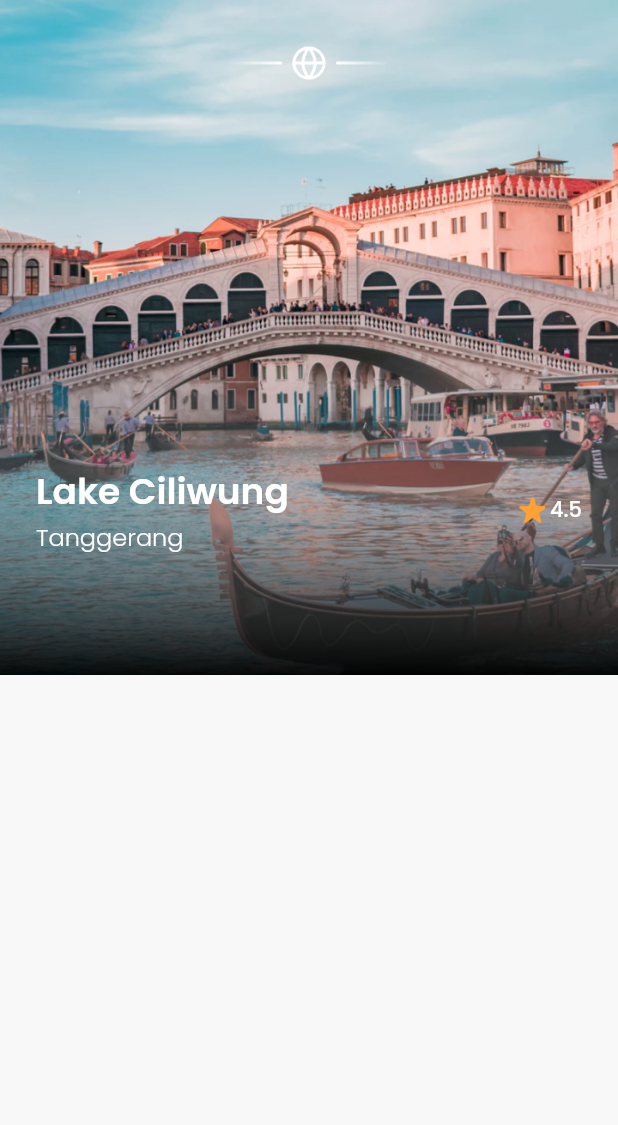
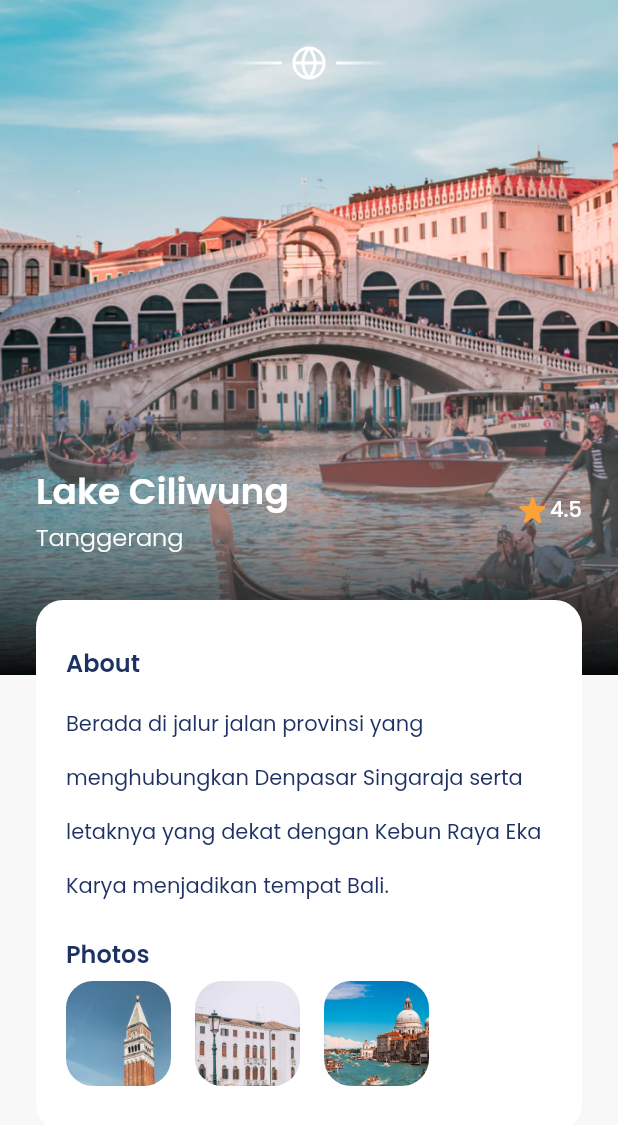
Before and after one commit to saydinaambiya/easyways_app, a Flutter app: the DetailPage screen opened by its route, on a phone screen of 412 x 824 dp. Shown: the top 1125 px of the screen. Run offline on Flutter 3.47's test engine with Material 2 defaults, Android fonts, the phone set to English and light mode, and no system bars; our stand-ins replace google_fonts.

Commit message:
add about and photos to detail page

```diff
--- a/lib/ui/pages/detail_page.dart
+++ b/lib/ui/pages/detail_page.dart
@@ -1,4 +1,5 @@
 import 'package:easyplane_app/shared/theme.dart';
+import 'package:easyplane_app/ui/widgets/photo_item.dart';
 import 'package:flutter/material.dart';
 
 class DetailPage extends StatelessWidget {
@@ -106,6 +107,56 @@ class DetailPage extends StatelessWidget {
                 ],
               ),
             ),
+            // NOTE : DESC
+            Container(
+              width: double.infinity,
+              margin: const EdgeInsets.only(top: 30),
+              padding: const EdgeInsets.symmetric(
+                horizontal: 20,
+                vertical: 30,
+              ),
+              decoration: BoxDecoration(
+                color: whiteColor,
+                borderRadius: BorderRadius.circular(18),
+              ),
+              child: Column(
+                crossAxisAlignment: CrossAxisAlignment.start,
+                children: [
+                  // NOTE : ABOUT
+                  Text(
+                    'About',
+                    style: navyText.copyWith(
+                      fontSize: 16,
+                      fontWeight: semiBold,
+                    ),
+                  ),
+                  const SizedBox(height: 6),
+                  Text(
+                    'Berada di jalur jalan provinsi yang menghubungkan Denpasar Singaraja serta letaknya yang dekat dengan Kebun Raya Eka Karya menjadikan tempat Bali.',
+                    style: navyText.copyWith(
+                      height: 2.6,
+                    ),
+                  ),
+                  // NOTE : PHOTOS
+                  const SizedBox(height: 20),
+                  Text(
+                    'Photos',
+                    style: navyText.copyWith(
+                      fontSize: 16,
+                      fontWeight: semiBold,
+                    ),
+                  ),
+                  const SizedBox(height: 6),
+                  Row(
+                    children: [
+                      PhotoItem(imageUrl: 'assets/images/photos1_ciliwung.png'),
+                      PhotoItem(imageUrl: 'assets/images/photos2_ciliwung.png'),
+                      PhotoItem(imageUrl: 'assets/images/photos3_ciliwung.png'),
+                    ],
+                  ),
+                ],
+              ),
+            ),
           ],
         ),
       );
--- /dev/null
+++ b/lib/ui/widgets/photo_item.dart
@@ -0,0 +1,25 @@
+import 'package:flutter/material.dart';
+
+class PhotoItem extends StatelessWidget {
+  final String imageUrl;
+
+  const PhotoItem({Key? key, required this.imageUrl}) : super(key: key);
+
+  @override
+  Widget build(BuildContext context) {
+    return Container(
+      width: 70,
+      height: 70,
+      margin: const EdgeInsets.only(right: 16),
+      decoration: BoxDecoration(
+        borderRadius: BorderRadius.circular(18),
+        image: DecorationImage(
+          fit: BoxFit.cover,
+          image: AssetImage(
+            imageUrl,
+          ),
+        ),
+      ),
+    );
+  }
+}
```
